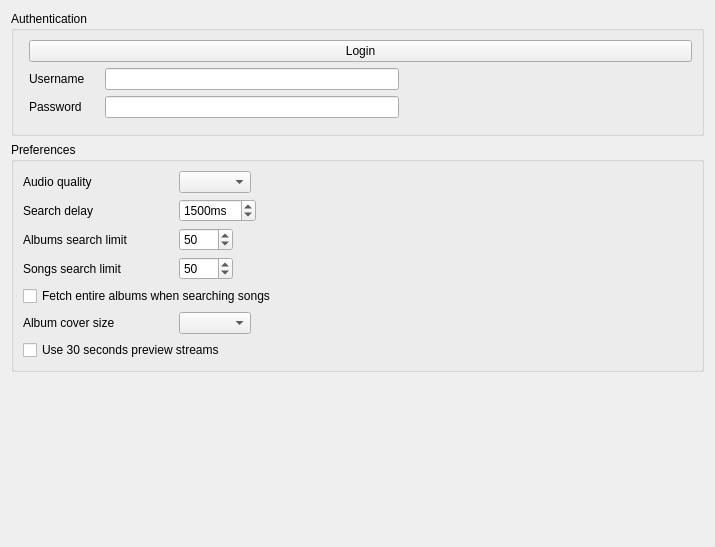
The window that src/settings/deezersettingspage.ui (strawberrymusicplayer/strawberry) describes before a commit, drawn with Qt 5.
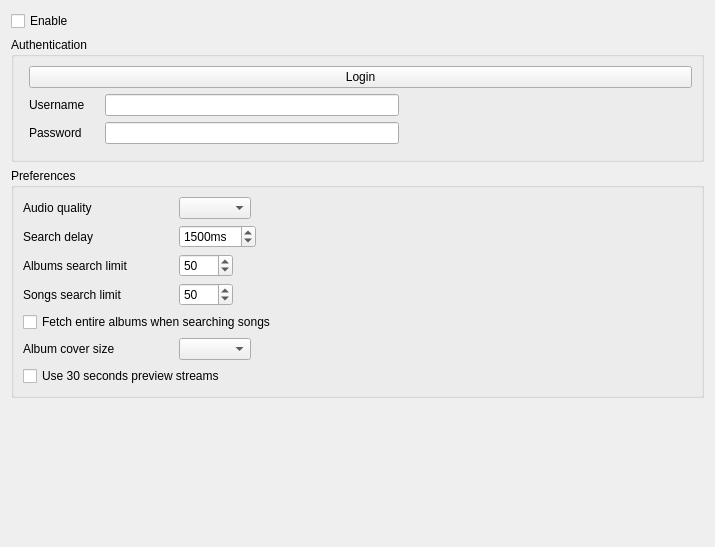
The same window after the commit. Icons and pictures are not drawn. Custom widgets are drawn as their Qt base class.

Patch:
```diff
--- a/src/settings/deezersettingspage.ui
+++ b/src/settings/deezersettingspage.ui
@@ -14,6 +14,13 @@
    <string>Deezer</string>
   </property>
   <layout class="QVBoxLayout" name="verticalLayout">
+   <item>
+    <widget class="QCheckBox" name="checkbox_enable">
+     <property name="text">
+      <string>Enable</string>
+     </property>
+    </widget>
+   </item>
    <item>
     <widget class="QGroupBox" name="credential_group">
      <property name="sizePolicy">
```
